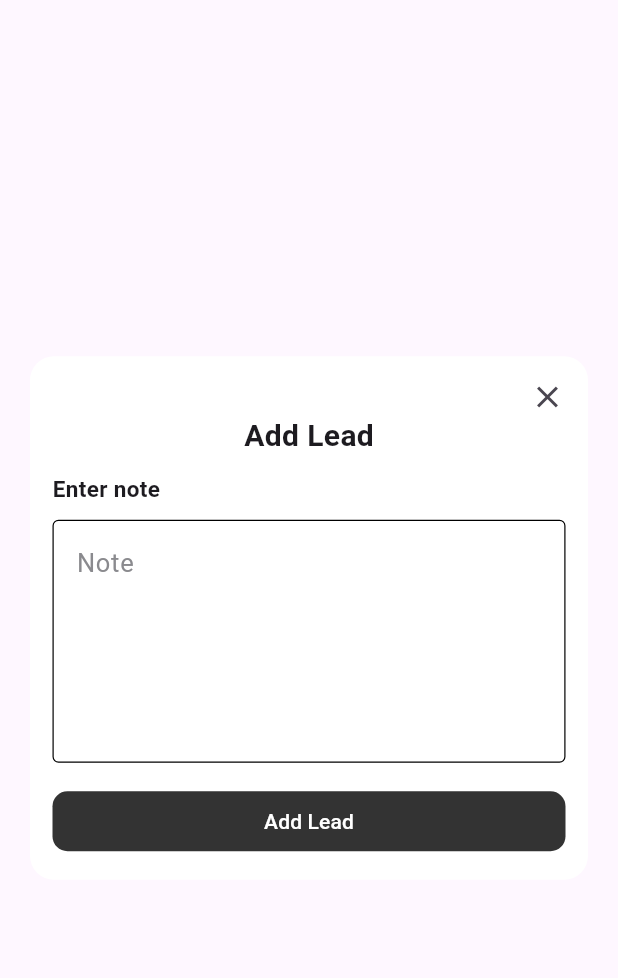
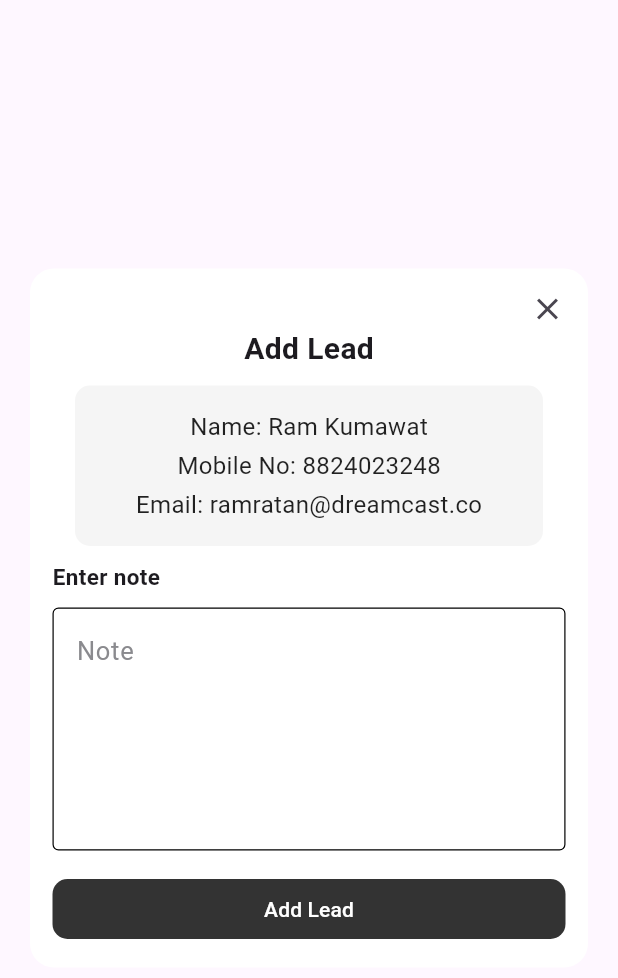
Before and after one commit to sanjay-dreamcast/LeadCaptureFlutter, a Flutter app: the AddLeadsDialog widget shown alone on an empty page, opened directly with empty values, on a phone screen of 412 x 824 dp. Shown: the top 978 px of the screen. Run offline on Flutter 3.47's test engine with Material 3 defaults, Android fonts, the light colour scheme and no system bars; our stand-ins replace camera, contacts_service, csv, device_info_plus, dio, firebase_core and 9 more; missing offline and left inert: dart:ffi, external_path, flutter_barcode_scanner, qr_code_scanner, vcard_maintained; accounts and stored records are empty; Roboto replaces fonts that are missing (YourFontFamily, figtree_bold).

Commit message:
add lead modal user

```diff
--- a/lib/utils/UniversalAlertDialog.dart
+++ b/lib/utils/UniversalAlertDialog.dart
@@ -3,6 +3,8 @@ import 'package:flutter/material.dart';
 
 import 'package:flutter/material.dart';
 import 'package:get/get.dart';
+
+import '../theme/app_theme.dart';
 
 class UniversalAlertDialog {
 
@@ -138,6 +140,48 @@ class AddLeadsDialog extends StatelessWidget {
               ),
             ),
             const SizedBox(height: 10),
+            Container(
+              width: double.infinity,
+              padding: const EdgeInsets.all(16.0),
+              margin: const EdgeInsets.symmetric(horizontal: 15),
+              decoration: BoxDecoration(
+                color: Colors.grey[100],
+                borderRadius: AppBorderRadius.small,
+              ),
+              child: const Column(
+                crossAxisAlignment: CrossAxisAlignment.center,
+                children: [
+                  Padding(
+                    padding: EdgeInsets.only(bottom: 3.0),
+                    child: Text(
+                      "Name: Ram Kumawat",
+                      style: TextStyle(
+                        fontSize: 16,
+                        color: Colors.black87,
+                      ),
+                    ),
+                  ),
+                  Padding(
+                    padding: EdgeInsets.only(bottom: 3.0),
+                    child: Text(
+                      "Mobile No: 8824023248",
+                      style: TextStyle(
+                        fontSize: 16,
+                        color: Colors.black87,
+                      ),
+                    ),
+                  ),
+                  Text(
+                    "Email: ramratan@dreamcast.co",
+                    style: TextStyle(
+                      fontSize: 16,
+                      color: Colors.black87,
+                    ),
+                  ),
+                ],
+              ),
+            ),
+            const SizedBox(height: 10),
             const Align(
               alignment: Alignment.topLeft,
               child: Text(
```
